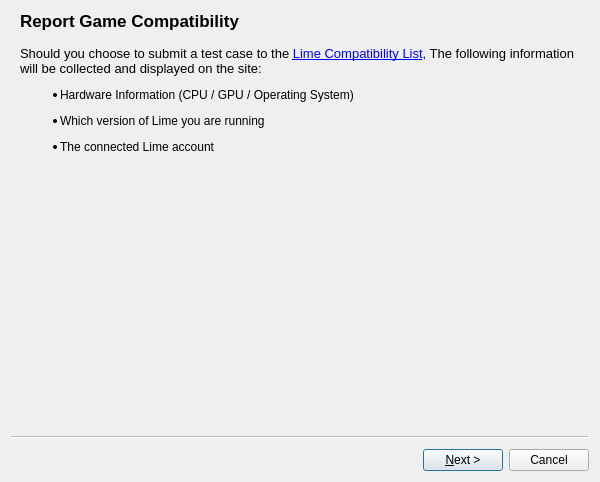
Before: the Qt Designer form src/citra_qt/compatdb.ui in Lime3DS/Lime3DS, drawn with Qt 5.
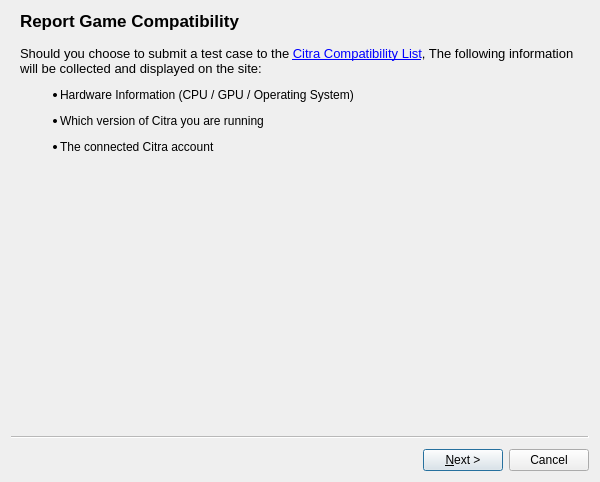
After: the same form once the commit is applied.

Diff of the .ui file:
```diff
--- a/src/citra_qt/compatdb.ui
+++ b/src/citra_qt/compatdb.ui
@@ -33,7 +33,7 @@
     <item>
      <widget class="QLabel" name="lbl_Spiel">
       <property name="text">
-       <string>&lt;html&gt;&lt;head/&gt;&lt;body&gt;&lt;p&gt;&lt;span style=&quot; font-size:10pt;&quot;&gt;Should you choose to submit a test case to the &lt;/span&gt;&lt;a href=&quot;https://citra-emu.org/game/&quot;&gt;&lt;span style=&quot; font-size:10pt; text-decoration: underline; color:#0000ff;&quot;&gt;Lime Compatibility List&lt;/span&gt;&lt;/a&gt;&lt;span style=&quot; font-size:10pt;&quot;&gt;, The following information will be collected and displayed on the site:&lt;/span&gt;&lt;/p&gt;&lt;ul style=&quot;margin-top: 0px; margin-bottom: 0px; margin-left: 0px; margin-right: 0px; -qt-list-indent: 1;&quot;&gt;&lt;li style=&quot; margin-top:12px; margin-bottom:12px; margin-left:0px; margin-right:0px; -qt-block-indent:0; text-indent:0px;&quot;&gt;Hardware Information (CPU / GPU / Operating System)&lt;/li&gt;&lt;li style=&quot; margin-top:12px; margin-bottom:12px; margin-left:0px; margin-right:0px; -qt-block-indent:0; text-indent:0px;&quot;&gt;Which version of Lime you are running&lt;/li&gt;&lt;li style=&quot; margin-top:12px; margin-bottom:12px; margin-left:0px; margin-right:0px; -qt-block-indent:0; text-indent:0px;&quot;&gt;The connected Lime account&lt;/li&gt;&lt;/ul&gt;&lt;/body&gt;&lt;/html&gt;</string>
+       <string>&lt;html&gt;&lt;head/&gt;&lt;body&gt;&lt;p&gt;&lt;span style=&quot; font-size:10pt;&quot;&gt;Should you choose to submit a test case to the &lt;/span&gt;&lt;a href=&quot;https://citra-emu.org/game/&quot;&gt;&lt;span style=&quot; font-size:10pt; text-decoration: underline; color:#0000ff;&quot;&gt;Citra Compatibility List&lt;/span&gt;&lt;/a&gt;&lt;span style=&quot; font-size:10pt;&quot;&gt;, The following information will be collected and displayed on the site:&lt;/span&gt;&lt;/p&gt;&lt;ul style=&quot;margin-top: 0px; margin-bottom: 0px; margin-left: 0px; margin-right: 0px; -qt-list-indent: 1;&quot;&gt;&lt;li style=&quot; margin-top:12px; margin-bottom:12px; margin-left:0px; margin-right:0px; -qt-block-indent:0; text-indent:0px;&quot;&gt;Hardware Information (CPU / GPU / Operating System)&lt;/li&gt;&lt;li style=&quot; margin-top:12px; margin-bottom:12px; margin-left:0px; margin-right:0px; -qt-block-indent:0; text-indent:0px;&quot;&gt;Which version of Citra you are running&lt;/li&gt;&lt;li style=&quot; margin-top:12px; margin-bottom:12px; margin-left:0px; margin-right:0px; -qt-block-indent:0; text-indent:0px;&quot;&gt;The connected Citra account&lt;/li&gt;&lt;/ul&gt;&lt;/body&gt;&lt;/html&gt;</string>
       </property>
       <property name="wordWrap">
        <bool>true</bool>
```
Left out of the diff: 2 changed lines with no effect on the pictures.
